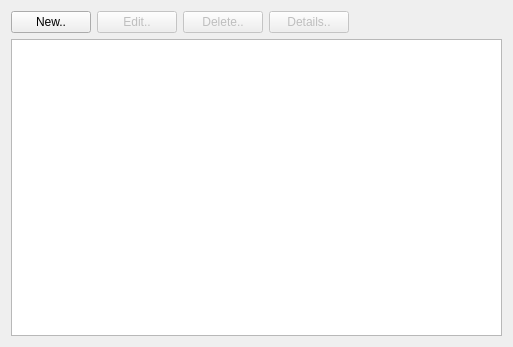
Before: the Qt Designer form experimental/forms/project.ui in skriticos/nelia1, drawn with Qt 5.
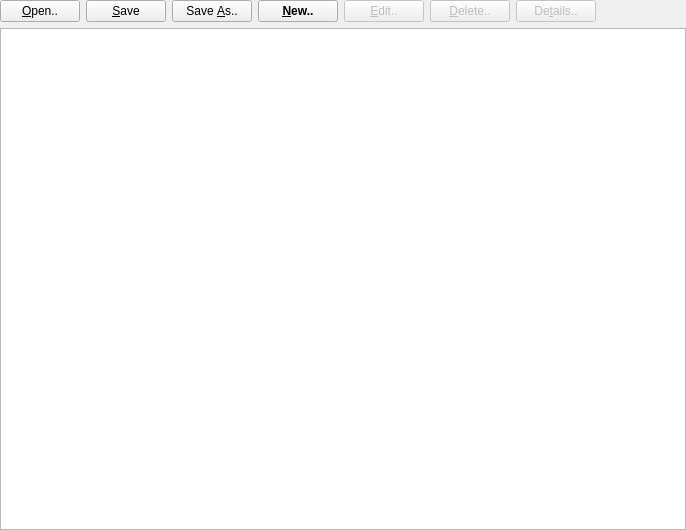
After: the same form once the commit is applied.

Diff of the .ui file:
```diff
--- a/experimental/forms/project.ui
+++ b/experimental/forms/project.ui
@@ -6,8 +6,8 @@
    <rect>
     <x>0</x>
     <y>0</y>
-    <width>513</width>
-    <height>347</height>
+    <width>686</width>
+    <height>530</height>
    </rect>
   </property>
   <property name="windowTitle">
@@ -17,62 +17,123 @@
    <locale language="English" country="UnitedStates"/>
   </property>
   <layout class="QGridLayout" name="gridLayout">
-   <item row="0" column="2">
+   <property name="margin">
+    <number>0</number>
+   </property>
+   <item row="0" column="5">
     <widget class="QPushButton" name="push_project_delete">
      <property name="enabled">
       <bool>false</bool>
      </property>
      <property name="text">
-      <string>Delete..</string>
+      <string>&amp;Delete..</string>
      </property>
     </widget>
    </item>
-   <item row="0" column="0">
-    <widget class="QPushButton" name="push_project_new">
-     <property name="text">
-      <string>New..</string>
+   <item row="1" column="0" colspan="8">
+    <widget class="QTableView" name="table_project_list">
+     <property name="editTriggers">
+      <set>QAbstractItemView::NoEditTriggers</set>
      </property>
-    </widget>
-   </item>
-   <item row="0" column="1">
-    <widget class="QPushButton" name="push_project_edit">
-     <property name="enabled">
-      <bool>false</bool>
+     <property name="selectionMode">
+      <enum>QAbstractItemView::SingleSelection</enum>
      </property>
      <property name="locale">
       <locale language="English" country="UnitedStates"/>
      </property>
-     <property name="text">
-      <string>Edit..</string>
+     <property name="sortingEnabled">
+      <bool>true</bool>
      </property>
     </widget>
    </item>
-   <item row="0" column="3">
-    <widget class="QPushButton" name="push_project_details">
-     <property name="enabled">
-      <bool>false</bool>
-     </property>
-     <property name="text">
-      <string>Details..</string>
-     </property>
-    </widget>
-   </item>
-   <item row="1" column="0" colspan="5">
-    <widget class="QTableView" name="table_project_list"/>
-   </item>
-   <item row="0" column="4">
+   <item row="0" column="7">
     <spacer name="horizontalSpacer">
      <property name="orientation">
       <enum>Qt::Horizontal</enum>
      </property>
      <property name="sizeHint" stdset="0">
       <size>
-       <width>128</width>
+       <width>46</width>
        <height>20</height>
       </size>
      </property>
     </spacer>
    </item>
+   <item row="0" column="0">
+    <widget class="QPushButton" name="push_project_open">
+     <property name="text">
+      <string>&amp;Open..</string>
+     </property>
+    </widget>
+   </item>
+   <item row="0" column="4">
+    <widget class="QPushButton" name="push_project_edit">
+     <property name="enabled">
+      <bool>false</bool>
+     </property>
+     <property name="locale">
+      <locale language="English" country="UnitedStates"/>
+     </property>
+     <property name="text">
+      <string>&amp;Edit..</string>
+     </property>
+    </widget>
+   </item>
+   <item row="0" column="6">
+    <widget class="QPushButton" name="push_project_details">
+     <property name="enabled">
+      <bool>false</bool>
+     </property>
+     <property name="text">
+      <string>De&amp;tails..</string>
+     </property>
+    </widget>
+   </item>
+   <item row="0" column="1">
+    <widget class="QPushButton" name="push_project_save">
+     <property name="enabled">
+      <bool>true</bool>
+     </property>
+     <property name="text">
+      <string>&amp;Save</string>
+     </property>
+    </widget>
+   </item>
+   <item row="0" column="3">
+    <widget class="QPushButton" name="push_project_new">
+     <property name="font">
+      <font>
+       <weight>75</weight>
+       <bold>true</bold>
+      </font>
+     </property>
+     <property name="styleSheet">
+      <string notr="true"/>
+     </property>
+     <property name="text">
+      <string>&amp;New..</string>
+     </property>
+     <property name="autoDefault">
+      <bool>false</bool>
+     </property>
+     <property name="default">
+      <bool>false</bool>
+     </property>
+     <property name="flat">
+      <bool>false</bool>
+     </property>
+    </widget>
+   </item>
+   <item row="0" column="2">
+    <widget class="QPushButton" name="push_project_saveas">
+     <property name="enabled">
+      <bool>true</bool>
+     </property>
+     <property name="text">
+      <string>Save &amp;As..</string>
+     </property>
+    </widget>
+   </item>
   </layout>
  </widget>
  <resources/>
```
Left out of the diff: 4 changed lines with no effect on the pictures.
